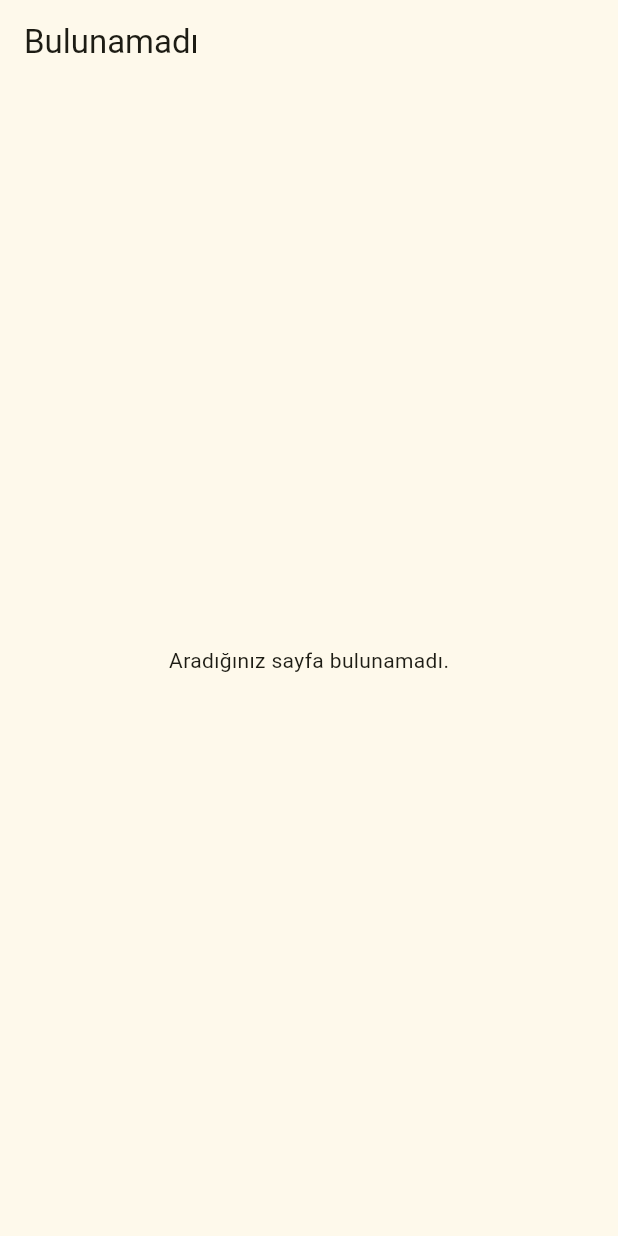
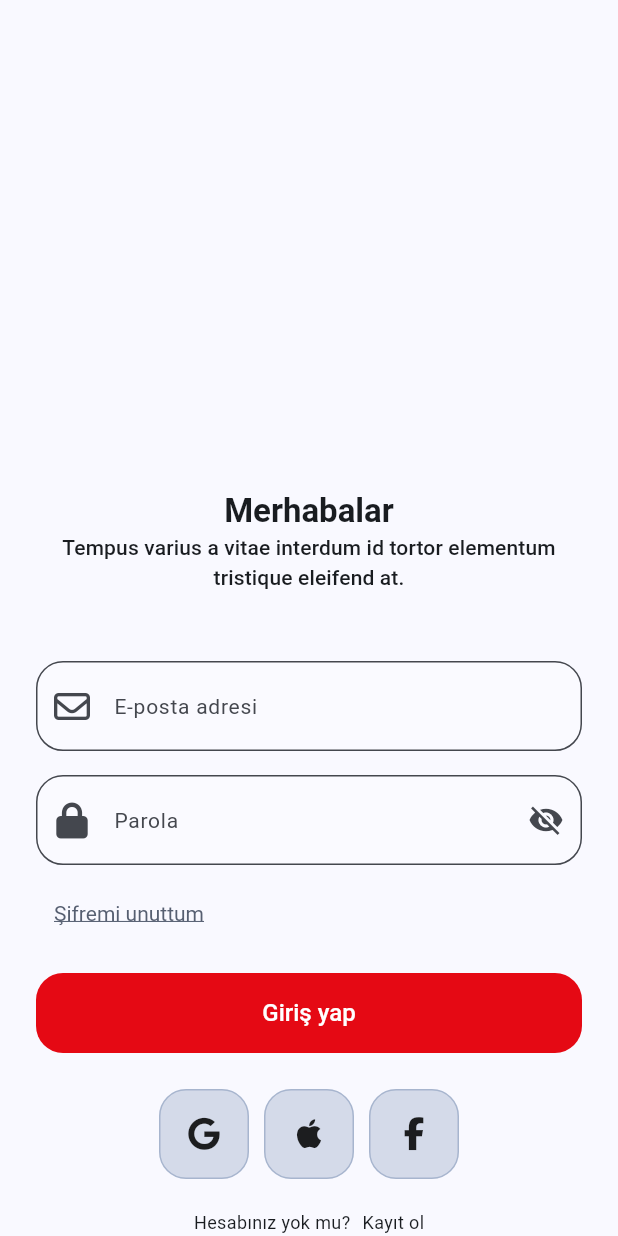
Before and after one commit to merterkoc/shartflix, a Flutter app: the screen it shows after launch, on a phone screen of 412 x 824 dp. Run offline on Flutter 3.47's test engine with Material 3 defaults, Android fonts, the phone set to English and light mode, and no system bars; our stand-ins replace flutter_svg, font_awesome_flutter, get_it, go_router, shared_preferences; generated files the repository leaves out were written again.

Commit message:
Login view added

```diff
--- /dev/null
+++ b/lib/const/spacing/padding.dart
@@ -0,0 +1,15 @@
+class AppSpacing {
+  static const double paddingXSmall = 4;
+  static const double paddingSmall = 8;
+  static const double paddingMedium = 12;
+  static const double paddingLarge = 16;
+  static const double paddingXLarge = 24;
+  static const double paddingXXLarge = 32;
+
+  static const double horizontalPaddingSmall = 8;
+  static const double horizontalPaddingMedium = 12;
+  static const double horizontalPaddingLarge = 16;
+
+  static const double verticalPaddingSmall = 8;
+  static const double verticalPaddingMedium = 12;
+}
--- a/lib/core/l10n/app_en.arb
+++ b/lib/core/l10n/app_en.arb
@@ -1,9 +1,17 @@
 {
   "app_name": "Shartflix",
   "@app_name": {
-    "description": "The title of the application",
+    "description": "Uygulamanın adı",
     "type": "text"
   },
+  "login_view_title": "Merhabalar",
+  "login_view_subtitle": "Tempus varius a vitae interdum id tortor elementum tristique eleifend at.",
+  "login_view_email_hint": "E-posta adresi",
+  "login_view_password_hint": "Parola",
+  "login_view_forgot_password": "Şifremi unuttum",
+  "login_view_login_button": "Giriş yap",
+  "login_view_register_button": "Kayıt ol",
+  "login_view_register_prompt": "Hesabınız yok mu?",
   "not_found_view_app_bar_title": "Bulunamadı",
   "not_found_view_message": "Aradığınız sayfa bulunamadı."
 }
--- a/lib/core/l10n/app_tr.arb
+++ b/lib/core/l10n/app_tr.arb
@@ -4,6 +4,14 @@
     "description": "Uygulamanın adı",
     "type": "text"
   },
+  "login_view_title": "Merhabalar",
+  "login_view_subtitle": "Tempus varius a vitae interdum id tortor elementum tristique eleifend at.",
+  "login_view_email_hint": "E-posta adresi",
+  "login_view_password_hint": "Parola",
+  "login_view_forgot_password": "Şifremi unuttum",
+  "login_view_login_button": "Giriş yap",
+  "login_view_register_button": "Kayıt ol",
+  "login_view_register_prompt": "Hesabınız yok mu?",
   "not_found_view_app_bar_title": "Bulunamadı",
   "not_found_view_message": "Aradığınız sayfa bulunamadı."
 }
--- a/lib/core/router/go_router.dart
+++ b/lib/core/router/go_router.dart
@@ -2,7 +2,9 @@
 import 'package:flutter/material.dart';
 import 'package:go_router/go_router.dart';
 import 'package:shartflix/core/router/shell_view/shell_view.dart';
+import 'package:shartflix/feature/login/view/login_view.dart';
 import 'package:shartflix/feature/not_found/view/not_found_view.dart';
+import 'package:shartflix/feature/register/view/register_view.dart';
 
 /// Rooter Navigator Key
 final GlobalKey<NavigatorState> rooterNavigatorKey =
@@ -37,7 +39,7 @@
 
   final GoRouter _goRouter = GoRouter(
     debugLogDiagnostics: kDebugMode,
-    initialLocation: '/notFound',
+    initialLocation: '/login',
     navigatorKey: rooterNavigatorKey,
     observers: [routeObserver],
     routes: [
@@ -57,15 +59,23 @@
               child: const SizedBox.shrink(),
             ),
           ),
-          transitionGoRoute(
+          GoRoute(
             path: AppRoute.register.path,
             name: AppRoute.register.name,
-            pageBuilder: (context, state) => const SizedBox.shrink(),
+            pageBuilder: (context, state) => MaterialPage(
+              key: state.pageKey,
+              name: state.name,
+              child: const RegisterView(),
+            ),
           ),
-          transitionGoRoute(
+          GoRoute(
             path: AppRoute.login.path,
             name: AppRoute.login.name,
-            pageBuilder: (context, state) => const SizedBox.shrink(),
+            pageBuilder: (context, state) => MaterialPage(
+              key: state.pageKey,
+              name: state.name,
+              child: const LoginView(),
+            ),
           ),
         ],
       ),
@@ -79,40 +89,3 @@
 
   GoRouter get router => _goRouter;
 }
-
-GoRoute transitionGoRoute({
-  required String path,
-  required String name,
-  required Widget Function(BuildContext, GoRouterState) pageBuilder,
-  String? Function(dynamic state, dynamic redirect)? redirect,
-  List<RouteBase>? routes,
-  Duration transitionDuration = Duration.zero,
-}) {
-  return GoRoute(
-    path: path,
-    name: name,
-    redirect: redirect,
-    routes: routes ?? [],
-    pageBuilder: (context, state) => CustomTransitionPage<void>(
-      key: state.pageKey,
-      transitionDuration: transitionDuration,
-      child: pageBuilder(context, state),
-      transitionsBuilder: (context, animation, secondaryAnimation, child) {
-        const begin = Offset(0, 1);
-        const end = Offset.zero;
-        const curve = Curves.ease;
-
-        final tween = Tween(begin: begin, end: end);
-        final curvedAnimation = CurvedAnimation(
-          parent: animation,
-          curve: curve,
-        );
-
-        return SlideTransition(
-          position: tween.animate(curvedAnimation),
-          child: child,
-        );
-      },
-    ),
-  );
-}
--- a/lib/core/router/shell_view/shell_view.dart
+++ b/lib/core/router/shell_view/shell_view.dart
@@ -1,5 +1,4 @@
 import 'package:flutter/material.dart';
-import 'package:flutter_bloc/flutter_bloc.dart';
 
 class ShellView extends StatefulWidget {
   const ShellView({required this.child, super.key});
@@ -40,10 +39,7 @@
   @override
   Widget build(BuildContext context) {
     super.build(context);
-    return MultiBlocListener(
-      listeners: const [],
-      child: widget.child,
-    );
+    return widget.child;
   }
 
   @override
--- /dev/null
+++ b/lib/core/widget/button/app_button.dart
@@ -0,0 +1,77 @@
+import 'package:flutter/material.dart';
+
+class AppButton extends StatelessWidget {
+  const AppButton.primary({
+    required this.text,
+    this.onPressed,
+    this.width,
+    this.height,
+    super.key,
+  }) : outlined = false;
+
+  const AppButton.outlined({
+    required this.text,
+    this.onPressed,
+    this.width,
+    this.height,
+    super.key,
+  }) : outlined = true;
+  final String text;
+  final VoidCallback? onPressed;
+  final bool outlined;
+  final double? width;
+  final double? height;
+
+  static const double _defaultHeight = 53.31;
+  static const double _radius = 18;
+  static const Color _brandColor = Color(0xFFE50914);
+
+  @override
+  Widget build(BuildContext context) {
+    final style = TextStyle(
+      fontSize: 16,
+      fontWeight: FontWeight.w500,
+      color: outlined ? _brandColor : Theme.of(context).colorScheme.onPrimary,
+      decoration: TextDecoration.none,
+    );
+    final button = outlined
+        ? OutlinedButton(
+            onPressed: onPressed,
+            style: OutlinedButton.styleFrom(
+              shape: RoundedRectangleBorder(
+                borderRadius: BorderRadius.circular(_radius),
+              ),
+              side: const BorderSide(color: _brandColor, width: 2),
+              foregroundColor: _brandColor,
+              textStyle: style,
+              backgroundColor: Colors.transparent,
+              minimumSize: Size(width ?? 0, height ?? _defaultHeight),
+              padding: const EdgeInsets.symmetric(horizontal: 16),
+            ),
+            child: Text(text, style: style),
+          )
+        : ElevatedButton(
+            onPressed: onPressed,
+            style: ElevatedButton.styleFrom(
+              backgroundColor: _brandColor,
+              shape: RoundedRectangleBorder(
+                borderRadius: BorderRadius.circular(_radius),
+              ),
+              textStyle: style,
+              elevation: 0,
+              minimumSize: Size(width ?? 0, height ?? _defaultHeight),
+              padding: const EdgeInsets.symmetric(horizontal: 16),
+            ),
+            child: Text(text, style: style),
+          );
+    Widget result = button;
+    if (width != null || height != null) {
+      result = SizedBox(
+        width: width,
+        height: height ?? _defaultHeight,
+        child: button,
+      );
+    }
+    return result;
+  }
+}
--- /dev/null
+++ b/lib/core/widget/text_field/app_password_field.dart
@@ -0,0 +1,42 @@
+import 'package:flutter/material.dart';
+import 'package:font_awesome_flutter/font_awesome_flutter.dart';
+import 'package:shartflix/core/widget/text_field/app_text_field.dart';
+
+class AppPasswordField extends StatefulWidget {
+  const AppPasswordField({
+    required this.controller,
+    required this.hintText,
+    super.key,
+  });
+
+  final TextEditingController controller;
+  final String hintText;
+
+  @override
+  State<AppPasswordField> createState() => _AppPasswordFieldState();
+}
+
+class _AppPasswordFieldState extends State<AppPasswordField> {
+  bool _obscurePassword = true;
+
+  @override
+  Widget build(BuildContext context) {
+    return AppTextField(
+      controller: widget.controller,
+      hintText: widget.hintText,
+      prefixIcon: const Icon(FontAwesomeIcons.lock),
+      obscureText: _obscurePassword,
+      keyboardType: TextInputType.visiblePassword,
+      suffixIcon: IconButton(
+        icon: Icon(
+          _obscurePassword ? Icons.visibility_off : Icons.visibility,
+        ),
+        onPressed: () {
+          setState(() {
+            _obscurePassword = !_obscurePassword;
+          });
+        },
+      ),
+    );
+  }
+}
--- /dev/null
+++ b/lib/core/widget/text_field/app_text_field.dart
@@ -0,0 +1,46 @@
+import 'package:flutter/material.dart';
+
+class AppTextField extends StatelessWidget {
+  const AppTextField({
+    required this.controller,
+    required this.hintText,
+    super.key,
+    this.prefixIcon,
+    this.keyboardType,
+    this.obscureText = false,
+    this.suffixIcon,
+  });
+
+  final TextEditingController controller;
+  final String hintText;
+  final Widget? prefixIcon;
+  final TextInputType? keyboardType;
+  final bool obscureText;
+  final Widget? suffixIcon;
+
+  @override
+  Widget build(BuildContext context) {
+    return TextField(
+      controller: controller,
+      obscureText: obscureText,
+      keyboardType: keyboardType,
+      decoration: InputDecoration(
+        prefixIcon: prefixIcon,
+        hintText: hintText,
+        hintStyle: const TextStyle(
+          fontSize: 14,
+        ),
+        border: const OutlineInputBorder(
+          borderRadius: BorderRadius.all(Radius.circular(18)),
+        ),
+        contentPadding: const EdgeInsets.symmetric(
+          vertical: 18,
+          horizontal: 16,
+        ),
+        filled: true,
+        fillColor: Colors.white12,
+        suffixIcon: suffixIcon,
+      ),
+    );
+  }
+}
--- /dev/null
+++ b/lib/feature/login/view/login_view.dart
@@ -0,0 +1,96 @@
+import 'package:flutter/material.dart';
+import 'package:font_awesome_flutter/font_awesome_flutter.dart';
+import 'package:shartflix/core/widget/text_field/app_password_field.dart';
+import 'package:shartflix/core/widget/text_field/app_text_field.dart';
+import 'package:shartflix/feature/login/widget/login_logo_row.dart';
+import 'package:shartflix/feature/login/widget/register_prompt.dart';
+import 'package:shartflix/ui/app_ui.dart';
+
+class LoginView extends StatefulWidget {
+  const LoginView({super.key});
+
+  @override
+  State<LoginView> createState() => _LoginViewState();
+}
+
+class _LoginViewState extends State<LoginView> {
+  final TextEditingController _emailController = TextEditingController();
+  final TextEditingController _passwordController = TextEditingController();
+
+  @override
+  void dispose() {
+    _emailController.dispose();
+    _passwordController.dispose();
+    super.dispose();
+  }
+
+  @override
+  Widget build(BuildContext context) {
+    return Scaffold(
+      body: Padding(
+        padding: const EdgeInsets.symmetric(
+          horizontal: AppSpacing.paddingXLarge,
+        ),
+        child: SafeArea(
+          child: Column(
+            mainAxisAlignment: MainAxisAlignment.end,
+            crossAxisAlignment: CrossAxisAlignment.stretch,
+            children: [
+              Text(
+                context.l10n.login_view_title,
+                textAlign: TextAlign.center,
+                style: Theme.of(context).textTheme.titleLarge?.copyWith(
+                  fontWeight: FontWeight.w600,
+                ),
+              ),
+              Text(
+                context.l10n.login_view_subtitle,
+                textAlign: TextAlign.center,
+                style: Theme.of(context).textTheme.titleSmall,
+              ),
+              const SizedBox(height: 46),
+              AppTextField(
+                controller: _emailController,
+                hintText: context.l10n.login_view_email_hint,
+                prefixIcon: const Icon(FontAwesomeIcons.envelope),
+                keyboardType: TextInputType.emailAddress,
+              ),
+              const SizedBox(height: 16),
+              AppPasswordField(
+                controller: _passwordController,
+                hintText: context.l10n.login_view_password_hint,
+              ),
+              const SizedBox(height: 8),
+              Align(
+                alignment: Alignment.centerLeft,
+                child: TextButton(
+                  onPressed: () {},
+                  style: TextButton.styleFrom(
+                    foregroundColor: Theme.of(context).colorScheme.secondary,
+                    surfaceTintColor: Theme.of(context).colorScheme.secondary,
+                    overlayColor: Colors.transparent,
+                    textStyle: const TextStyle(
+                      decoration: TextDecoration.underline,
+                      fontSize: 14,
+                    ),
+                  ),
+                  child: Text(context.l10n.login_view_forgot_password),
+                ),
+              ),
+              const SizedBox(height: 16),
+              AppButton.primary(
+                text: context.l10n.login_view_login_button,
+                width: double.infinity,
+                onPressed: () {},
+              ),
+              const SizedBox(height: 24),
+              const LoginLogoRow(),
+              const SizedBox(height: 20),
+              const RegisterPrompt(),
+            ],
+          ),
+        ),
+      ),
+    );
+  }
+}
--- /dev/null
+++ b/lib/feature/login/widget/login_logo_row.dart
@@ -0,0 +1,49 @@
+import 'package:flutter/material.dart';
+import 'package:font_awesome_flutter/font_awesome_flutter.dart';
+
+class LoginLogoRow extends StatelessWidget {
+  const LoginLogoRow({super.key});
+
+  @override
+  Widget build(BuildContext context) {
+    return const Row(
+      mainAxisAlignment: MainAxisAlignment.center,
+      children: [
+        LogoBox(icon: FontAwesomeIcons.google),
+        SizedBox(width: 10),
+        LogoBox(icon: FontAwesomeIcons.apple),
+        SizedBox(width: 10),
+        LogoBox(icon: FontAwesomeIcons.facebookF),
+      ],
+    );
+  }
+}
+
+class LogoBox extends StatelessWidget {
+  const LogoBox({required this.icon, super.key});
+
+  final IconData icon;
+
+  @override
+  Widget build(BuildContext context) {
+    return Container(
+      width: 60,
+      height: 60,
+      decoration: ShapeDecoration(
+        color: Theme.of(context).colorScheme.primary.withAlpha(51),
+        shape: RoundedRectangleBorder(
+          side: BorderSide(
+            color: Theme.of(context).colorScheme.primary.withAlpha(77),
+          ),
+          borderRadius: BorderRadius.circular(18),
+        ),
+      ),
+      child: Center(
+        child: Icon(
+          icon,
+          size: 22,
+        ),
+      ),
+    );
+  }
+}
--- /dev/null
+++ b/lib/feature/login/widget/register_prompt.dart
@@ -0,0 +1,32 @@
+import 'package:flutter/material.dart';
+import 'package:shartflix/core/extensions/context_ext.dart';
+
+class RegisterPrompt extends StatelessWidget {
+  const RegisterPrompt({super.key});
+
+  @override
+  Widget build(BuildContext context) {
+    return Wrap(
+      spacing: 8,
+      alignment: WrapAlignment.center,
+      children: [
+        Text(
+          context.l10n.login_view_register_prompt,
+          style: const TextStyle(
+            fontSize: 12,
+            fontWeight: FontWeight.w400,
+            height: 1.50,
+          ),
+        ),
+        Text(
+          context.l10n.login_view_register_button,
+          style: const TextStyle(
+            fontSize: 12,
+            fontWeight: FontWeight.w400,
+            height: 1.50,
+          ),
+        ),
+      ],
+    );
+  }
+}
--- /dev/null
+++ b/lib/feature/register/view/register_view.dart
@@ -0,0 +1,10 @@
+import 'package:flutter/material.dart';
+
+class RegisterView extends StatelessWidget {
+  const RegisterView({super.key});
+
+  @override
+  Widget build(BuildContext context) {
+    return const Placeholder();
+  }
+}
--- a/lib/shartflix_app.dart
+++ b/lib/shartflix_app.dart
@@ -26,9 +26,7 @@
           3: const PinkMaterialTheme(),
         };
 
-        final theme =
-            themeMap[settingsController.themeStyle] ??
-            const DefaultMaterialTheme();
+        final theme = themeMap[1] ?? const DefaultMaterialTheme();
 
         return MaterialApp.router(
           routerConfig: AppRouter().router,
--- a/lib/ui/app_ui.dart
+++ b/lib/ui/app_ui.dart
@@ -1,4 +1,6 @@
 export 'package:flutter_localizations/flutter_localizations.dart';
 export 'package:shartflix/const/assets/gen/assets.gen.dart';
+export 'package:shartflix/const/spacing/padding.dart';
 export 'package:shartflix/core/extensions/context_ext.dart';
 export 'package:shartflix/core/l10n/generated/app_localizations.dart';
+export 'package:shartflix/core/widget/button/app_button.dart';
--- a/pubspec.yaml
+++ b/pubspec.yaml
@@ -15,8 +15,10 @@
   flutter_bloc: ^9.1.1
   flutter_localizations:
     sdk: flutter
+  font_awesome_flutter: ^10.7.0
   get_it: ^8.0.3
   go_router: ^16.0.0
+  image: ^4.1.7
   shared_preferences: ^2.5.3
 
 dev_dependencies:
@@ -27,7 +29,6 @@
     sdk: flutter
   very_good_analysis: ^9.0.0
 
-  image: ^4.1.7
 
 flutter_gen:
   integrations:
```
Also changed, not shown: pubspec.lock.
